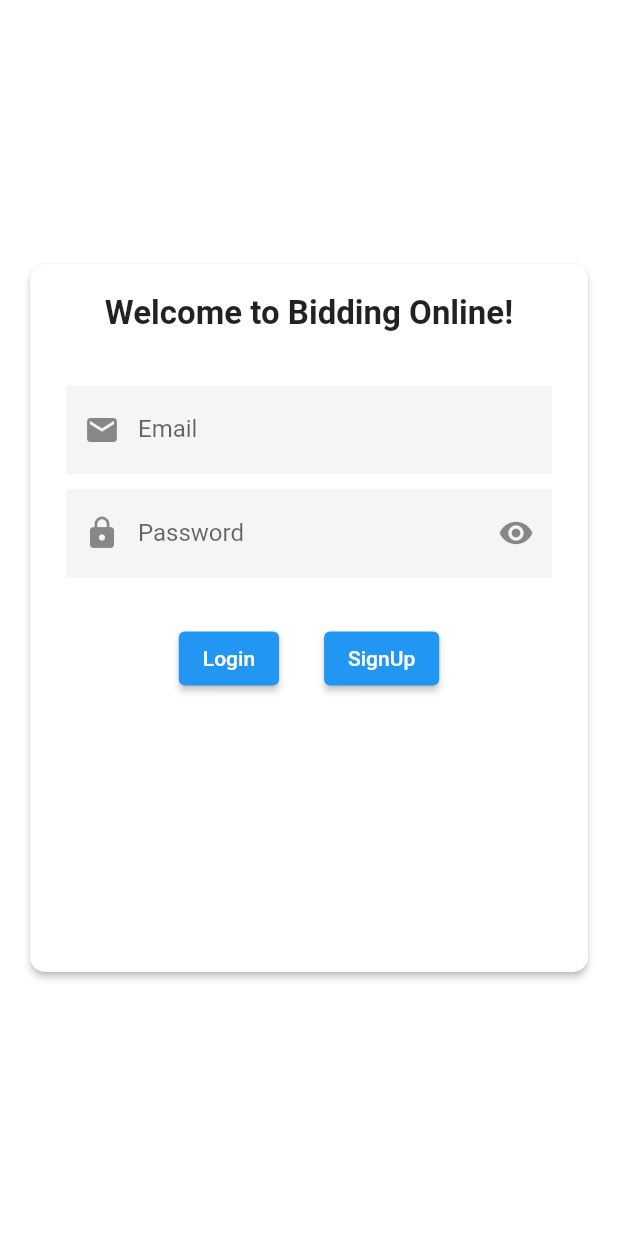
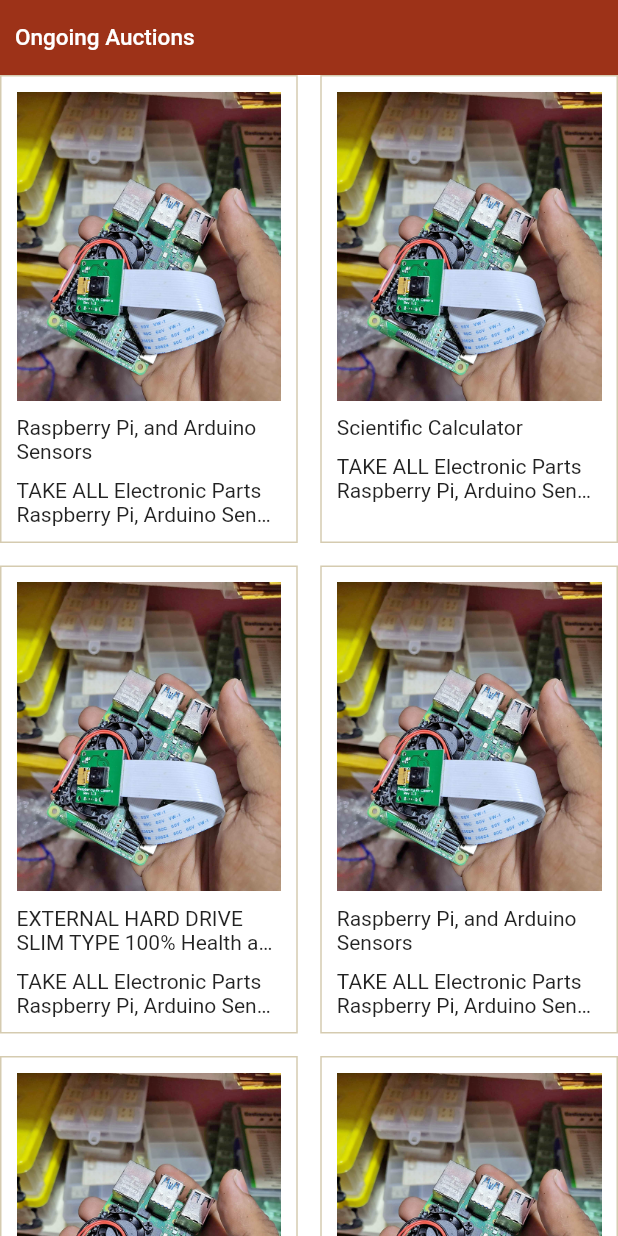
Before and after one commit to mizukageyama/bidding, a Flutter app: the screen it shows after launch, on a phone screen of 412 x 824 dp. Run offline on Flutter 3.47's test engine with Material 2 defaults, Android fonts, the phone set to English and light mode, and no system bars; drawn by our look-alikes of flutter_layout_grid; our stand-ins replace cloud_firestore, firebase_auth, firebase_core, firebase_storage, get, image_picker and 1 more; accounts and stored records are empty.

Commit message:
Added: Layout builder

```diff
--- a/lib/constants/routes/app_pages.dart
+++ b/lib/constants/routes/app_pages.dart
@@ -2,6 +2,7 @@
 import 'package:bidding/screens/auth/signup.dart';
 import 'package:bidding/screens/seller/add_item_form.dart';
 import 'package:bidding/screens/seller/home.dart';
+import 'package:bidding/screens/seller/item_list.dart';
 import 'package:bidding/screens/splash.dart';
 import 'package:get/get.dart';
 
@@ -11,7 +12,7 @@
   AppPages._();
 
   //Note: Set sa initial screen na atong gusto itest
-  static const INITIAL = Routes.LOGIN;
+  static const INITIAL = Routes.ITEM_LIST;
 
   static final routes = [
     GetPage(
@@ -36,5 +37,9 @@
       name: _Paths.ADD_ITEM_FORM,
       page: () => AddItemForm(),
     ),
+    GetPage(
+      name: _Paths.ITEM_LIST,
+      page: () => ItemListScreen(),
+    ),
   ];
 }
--- a/lib/constants/routes/app_routes.dart
+++ b/lib/constants/routes/app_routes.dart
@@ -8,6 +8,7 @@
   static const SIGNUP = _Paths.SIGNUP;
   static const SELLER_HOME = _Paths.SELLER_HOME;
   static const ADD_ITEM_FORM = _Paths.ADD_ITEM_FORM;
+  static const ITEM_LIST = _Paths.ITEM_LIST;
 }
 
 abstract class _Paths {
@@ -16,4 +17,5 @@
   static const SIGNUP = '/signup';
   static const SELLER_HOME = '/seller-home';
   static const ADD_ITEM_FORM = '/add-item';
+  static const ITEM_LIST = '/item-list';
 }
--- a/lib/layout/components/_components.dart
+++ b/lib/layout/components/_components.dart
@@ -1,3 +1,5 @@
 export 'circle_image.dart';
 export 'dialog_button.dart';
 export 'form_input_field_with_icon.dart';
+export 'item_card.dart';
+export 'item_layout_grid.dart';
--- a/lib/layout/components/circle_image.dart
+++ b/lib/layout/components/circle_image.dart
@@ -3,7 +3,7 @@
 class CircleImage extends StatelessWidget {
   const CircleImage({
     Key? key,
-    required this.imageUrl,
+    this.imageUrl = '',
     this.assetImage = 'assets/images/default_image.png',
     this.height = 50.0,
     this.width = 50.0,
@@ -17,7 +17,7 @@
   @override
   Widget build(BuildContext context) {
     return ClipRRect(
-      borderRadius: BorderRadius.circular(80),
+      borderRadius: BorderRadius.circular(height),
       child: Image.network(
         imageUrl,
         fit: BoxFit.cover,
@@ -30,8 +30,6 @@
             child: Image.asset(
               assetImage,
               fit: BoxFit.cover,
-              height: height,
-              width: width,
             ),
           );
         },
--- /dev/null
+++ b/lib/layout/components/item_card.dart
@@ -0,0 +1,69 @@
+import 'package:bidding/layout/styles.dart';
+import 'package:bidding/models/_models.dart';
+import 'package:flutter/foundation.dart';
+import 'package:flutter/material.dart';
+import 'package:get/get.dart';
+
+class ItemCard extends StatelessWidget {
+  ItemCard({Key? key, required this.product}) : super(key: key);
+
+  final Item product;
+
+  @override
+  Widget build(BuildContext context) {
+    return Container(
+      padding: const EdgeInsets.all(10),
+      clipBehavior: Clip.hardEdge,
+      decoration: BoxDecoration(
+          color: Colors.transparent, border: Border.all(color: neutralColor)),
+      child: Column(
+        crossAxisAlignment: CrossAxisAlignment.stretch,
+        mainAxisSize: MainAxisSize.max,
+        children: [
+          Image.asset(product.imagePath,
+              fit: BoxFit.cover, height: Get.height / 4),
+          const SizedBox(
+            height: 10,
+          ),
+          Text(
+            product.title,
+            maxLines: 2,
+            overflow: TextOverflow.ellipsis,
+          ),
+          const SizedBox(
+            height: 10,
+          ),
+          Text(
+            product.description,
+            maxLines: 2,
+            overflow: TextOverflow.ellipsis,
+          ),
+          // const SizedBox(
+          //   height: 10,
+          // ),
+          // Flexible(
+          //   child: Wrap(
+          //     spacing: 5,
+          //     runSpacing: 5,
+          //     children: [...categories()],
+          //   ),
+          // )
+        ],
+      ),
+    );
+  }
+
+  List<Chip> categories() {
+    return product.category
+        .map(
+          (data) => Chip(
+            backgroundColor: blackColor,
+            label: Text(
+              data,
+              style: const TextStyle(color: whiteColor, fontSize: 10),
+            ),
+          ),
+        )
+        .toList();
+  }
+}
--- /dev/null
+++ b/lib/layout/components/item_layout_grid.dart
@@ -0,0 +1,47 @@
+import 'package:bidding/layout/components/_components.dart';
+import 'package:bidding/models/_models.dart';
+import 'package:flutter/material.dart';
+import 'package:flutter_layout_grid/flutter_layout_grid.dart';
+
+class ItemLayoutGrid extends StatelessWidget {
+  ItemLayoutGrid({Key? key, required this.perColumn, required this.item})
+      : super(key: key);
+  final int perColumn;
+  final List<Item> item;
+  final List<TrackSize> sizePerColumn = List.empty(growable: true);
+  final List<TrackSize> sizePerRow = List.empty(growable: true);
+
+  @override
+  Widget build(BuildContext context) {
+    int rowLength = getRowLength(item.length, perColumn);
+    getSizes(rowLength);
+
+    return LayoutGrid(
+      columnGap: 15,
+      columnSizes: sizePerColumn,
+      rowGap: 15,
+      rowSizes: sizePerRow,
+      children: [
+        for (var i = 0; i < item.length; i++) ItemCard(product: item[i]),
+      ],
+    );
+  }
+
+  int getRowLength(int itemCount, int perColumn) {
+    var rowLength = itemCount / perColumn;
+    if (rowLength.runtimeType == double) {
+      rowLength = rowLength.floor() + 1;
+    }
+    return rowLength.toInt();
+  }
+
+  void getSizes(int rowLength) {
+    for (int a = 0; a < perColumn; a++) {
+      sizePerColumn.add(1.fr);
+    }
+
+    for (int a = 0; a < rowLength; a++) {
+      sizePerRow.add(auto);
+    }
+  }
+}
--- a/lib/layout/side_menu.dart
+++ b/lib/layout/side_menu.dart
@@ -16,7 +16,7 @@
       color: indigoColor,
       child: Column(
         children: [
-          const CircleImage(imageUrl: ''),
+          const CircleImage(),
           const SizedBox(
             height: 45,
           ),
--- a/lib/models/_models.dart
+++ b/lib/models/_models.dart
@@ -2,3 +2,4 @@
 export 'product_model.dart';
 export 'product_model.dart';
 export 'user_model.dart';
+export 'item_model.dart';
--- /dev/null
+++ b/lib/models/item_model.dart
@@ -0,0 +1,13 @@
+class Item {
+  final String imagePath;
+  final String title;
+  final String description;
+  final List<String> category;
+
+  Item({
+    required this.imagePath,
+    required this.title,
+    required this.category,
+    required this.description,
+  });
+}
--- a/lib/screens/seller/add_item_form.dart
+++ b/lib/screens/seller/add_item_form.dart
@@ -10,13 +10,13 @@
   @override
   Widget build(BuildContext context) {
     return Scaffold(
-      body: ResponsiveView(const Content(), sellerSideMenuItem),
+      body: ResponsiveView(const _Content(), sellerSideMenuItem),
     );
   }
 }
 
-class Content extends StatelessWidget {
-  const Content({Key? key}) : super(key: key);
+class _Content extends StatelessWidget {
+  const _Content({Key? key}) : super(key: key);
 
   @override
   Widget build(BuildContext context) {
@@ -47,7 +47,7 @@
               ],
             ),
           ),
-          Text('Mao na ni sulod')
+          const Text('Mao na ni sulod')
         ],
       ),
     );
--- /dev/null
+++ b/lib/screens/seller/item_list.dart
@@ -0,0 +1,202 @@
+import 'package:bidding/constants/app_items.dart';
+import 'package:bidding/layout/components/_components.dart';
+import 'package:bidding/layout/responsive.dart';
+import 'package:bidding/layout/styles.dart';
+import 'package:bidding/models/_models.dart';
+import 'package:flutter/material.dart';
+import 'package:flutter_layout_grid/flutter_layout_grid.dart';
+import 'package:get/get.dart';
+
+class ItemListScreen extends StatelessWidget {
+  const ItemListScreen({Key? key}) : super(key: key);
+
+  @override
+  Widget build(BuildContext context) {
+    return Scaffold(
+      body: ResponsiveView(_Content(), sellerSideMenuItem),
+    );
+  }
+}
+
+class _Content extends StatelessWidget {
+  _Content({Key? key}) : super(key: key);
+
+  final List<Item> item = [
+    Item(
+      imagePath: 'assets/images/product_sample.png',
+      title: 'Raspberry Pi, and Arduino Sensors',
+      category: [
+        'Electronics',
+        'Hardware',
+        'Arduino',
+        'Electronics',
+        'Hardware',
+        'Arduino'
+      ],
+      description:
+          'TAKE ALL Electronic Parts Raspberry Pi, Arduino Sensors, Diodes, LED. These are the Electronic Parts: Raspberry Pi, Arduino Sensors, Diodes, LED, and etc.',
+    ),
+    Item(
+      imagePath: 'assets/images/product_sample.png',
+      title: 'Scientific Calculator',
+      category: [
+        'Electronics',
+        'Hardware',
+        'Arduino',
+      ],
+      description:
+          'TAKE ALL Electronic Parts Raspberry Pi, Arduino Sensors, Diodes, LED. These are the Electronic Parts: Raspberry Pi, Arduino Sensors, Diodes, LED, and etc.',
+    ),
+    Item(
+      imagePath: 'assets/images/product_sample.png',
+      title:
+          'EXTERNAL HARD DRIVE SLIM TYPE 100% Health and Battery Good for Life',
+      category: [
+        'Electronics',
+        'Hardware',
+        'Arduino',
+      ],
+      description:
+          'TAKE ALL Electronic Parts Raspberry Pi, Arduino Sensors, Diodes, LED. These are the Electronic Parts: Raspberry Pi, Arduino Sensors, Diodes, LED, and etc.',
+    ),
+    Item(
+      imagePath: 'assets/images/product_sample.png',
+      title: 'Raspberry Pi, and Arduino Sensors',
+      category: [
+        'Electronics',
+        'Hardware',
+        'Arduino',
+        'Electronics',
+        'Hardware',
+        'Arduino'
+      ],
+      description:
+          'TAKE ALL Electronic Parts Raspberry Pi, Arduino Sensors, Diodes, LED. These are the Electronic Parts: Raspberry Pi, Arduino Sensors, Diodes, LED, and etc.',
+    ),
+    Item(
+      imagePath: 'assets/images/product_sample.png',
+      title: 'Scientific Calculator',
+      category: [
+        'Electronics',
+        'Hardware',
+        'Arduino',
+      ],
+      description:
+          'TAKE ALL Electronic Parts Raspberry Pi, Arduino Sensors, Diodes, LED. These are the Electronic Parts: Raspberry Pi, Arduino Sensors, Diodes, LED, and etc.',
+    ),
+    Item(
+      imagePath: 'assets/images/product_sample.png',
+      title: 'Raspberry Pi, and Arduino Sensors',
+      category: [
+        'Electronics',
+        'Hardware',
+        'Arduino',
+        'Electronics',
+        'Hardware',
+        'Arduino'
+      ],
+      description:
+          'TAKE ALL Electronic Parts Raspberry Pi, Arduino Sensors, Diodes, LED. These are the Electronic Parts: Raspberry Pi, Arduino Sensors, Diodes, LED, and etc.',
+    ),
+    Item(
+      imagePath: 'assets/images/product_sample.png',
+      title: 'Scientific Calculator',
+      category: [
+        'Electronics',
+        'Hardware',
+        'Arduino',
+      ],
+      description:
+          'TAKE ALL Electronic Parts Raspberry Pi, Arduino Sensors, Diodes, LED. These are the Electronic Parts: Raspberry Pi, Arduino Sensors, Diodes, LED, and etc.',
+    ),
+    Item(
+      imagePath: 'assets/images/product_sample.png',
+      title:
+          'EXTERNAL HARD DRIVE SLIM TYPE 100% Health and Battery Good for Life',
+      category: [
+        'Electronics',
+        'Hardware',
+        'Arduino',
+      ],
+      description:
+          'TAKE ALL Electronic Parts Raspberry Pi, Arduino Sensors, Diodes, LED. These are the Electronic Parts: Raspberry Pi, Arduino Sensors, Diodes, LED, and etc.',
+    ),
+    Item(
+      imagePath: 'assets/images/product_sample.png',
+      title:
+          'EXTERNAL HARD DRIVE SLIM TYPE 100% Health and Battery Good for Life',
+      category: [
+        'Electronics',
+        'Hardware',
+        'Arduino',
+      ],
+      description:
+          'TAKE ALL Electronic Parts Raspberry Pi, Arduino Sensors, Diodes, LED. These are the Electronic Parts: Raspberry Pi, Arduino Sensors, Diodes, LED, and etc.',
+    ),
+  ];
+
+  @override
+  Widget build(BuildContext context) {
+    return Container(
+      height: Get.height,
+      width: Get.width,
+      color: whiteColor,
+      child: Column(
+        children: [
+          Container(
+            color: maroonColor,
+            height: 50,
+            padding: const EdgeInsets.symmetric(horizontal: 10),
+            width: Get.width,
+            child: Row(
+              mainAxisAlignment: MainAxisAlignment.start,
+              crossAxisAlignment: CrossAxisAlignment.center,
+              children: const [
+                Text(
+                  'Ongoing Auctions',
+                  textAlign: TextAlign.start,
+                  style: TextStyle(
+                      color: whiteColor,
+                      fontFamily: 'Roboto',
+                      fontWeight: FontWeight.w500,
+                      fontSize: 15),
+                ),
+              ],
+            ),
+          ),
+          Expanded(
+              child: ListView(shrinkWrap: true, children: [
+            ResponsiveItemGrid(
+              item: item,
+            ),
+          ])),
+        ],
+      ),
+    );
+  }
+}
+
+class ResponsiveItemGrid extends GetResponsiveView {
+  ResponsiveItemGrid({Key? key, required this.item})
+      : super(key: key, alwaysUseBuilder: false);
+
+  final List<Item> item;
+
+  @override
+  Widget? phone() => ItemLayoutGrid(
+        perColumn: 2,
+        item: item,
+      );
+
+  @override
+  Widget? tablet() => ItemLayoutGrid(
+        perColumn: 3,
+        item: item,
+      );
+
+  @override
+  Widget? desktop() => ItemLayoutGrid(
+        perColumn: 4,
+        item: item,
+      );
+}
--- a/pubspec.yaml
+++ b/pubspec.yaml
@@ -47,6 +47,7 @@
   firebase_storage: ^10.2.15
   logger: ^1.0.0
   image_picker: ^0.8.5
+  flutter_layout_grid: ^2.0.0
 
 # For information on the generic Dart part of this file, see the
 # following page: https://dart.dev/tools/pub/pubspec
```
Also changed, not shown: lib/services/image_picker_service.dart (+0 -9 lines), assets/images/product_sample.png (added), pubspec.lock.
